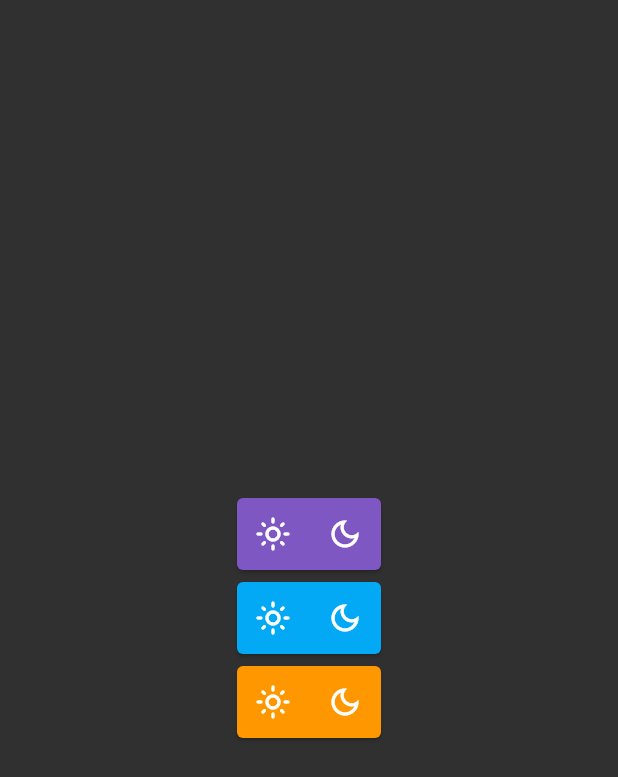
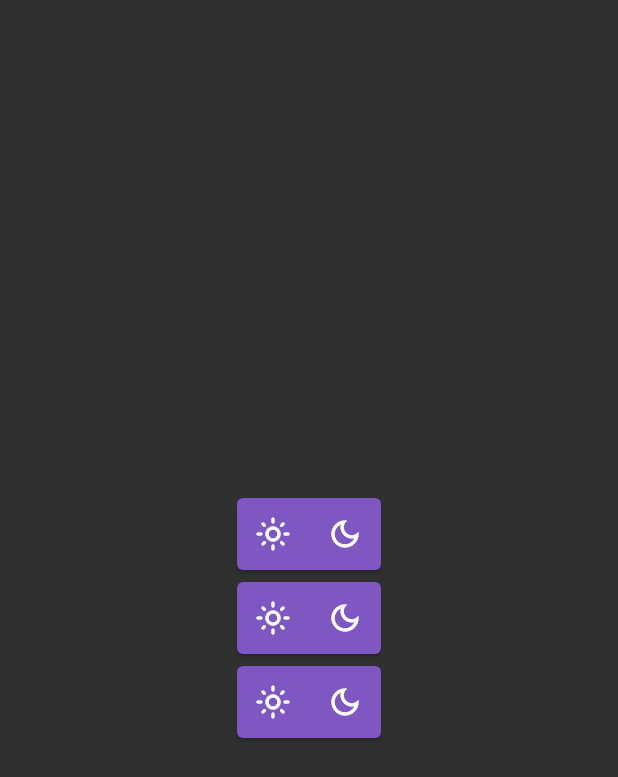
Before and after one commit to FlutterTeamOne/flutter_chat_app, a Flutter app: the SettingsPage screen opened by its route, on a phone screen of 412 x 824 dp. Shown: the top 777 px of the screen. Run offline on Flutter 3.47's test engine with Material 2 defaults, Android fonts, the phone set to English and light mode, and no system bars; our stand-ins replace bloc, connectivity_plus, equatable, flutter_bloc, grouped_list, shared_preferences and 3 more; missing offline and left inert: grpc, protobuf, window_size; accounts and stored records are empty.

Commit message:
add custom colors to all themes

```diff
--- a/lib/modules/style_manager/themes/custom_themes.dart
+++ b/lib/modules/style_manager/themes/custom_themes.dart
@@ -2,10 +2,10 @@ import 'package:flutter/material.dart';
 
 class CustomTheme {
   ThemeData lightThemeDeepPurple = ThemeData(
-      brightness: Brightness.light,
+      // brightness: Brightness.light,
       // primarySwatch: Colors.deepPurple,
       colorScheme: ColorScheme(
-          brightness: Brightness.dark,
+          brightness: Brightness.light,
           primary: Color(0xFF7E57C2),
           onPrimary: Color(0xFF594280),
           secondary: Colors.tealAccent.shade100,
@@ -17,7 +17,7 @@ class CustomTheme {
           surface: Color(0xFFDBD8D8),
           onSurface: Color(0xFFFFFFFF)));
   ThemeData darkThemeDeepPurple = ThemeData(
-      brightness: Brightness.dark,
+      // brightness: Brightness.dark,
       // primarySwatch: Colors.deepPurple,
       //  primaryColor: Color(0xFF7E57C2),
       colorScheme: ColorScheme(
@@ -31,23 +31,75 @@ class CustomTheme {
           background: Color(0xFFE0E0E0),
           onBackground: Color(0xFFE0E0E0),
           surface: Color(0xFFDBD8D8),
-          onSurface: Color(0xFFFFFFFF)));
+          onSurface: Color(0xFFFFFFFF)),
+
+
+  );
 
   ThemeData darkThemeLightBlue = ThemeData(
-    brightness: Brightness.dark,
-    primarySwatch: Colors.lightBlue,
+    // brightness: Brightness.dark,
+    // primarySwatch: Colors.lightBlue,
+    colorScheme: ColorScheme(
+        brightness: Brightness.dark,
+        primary: Color(0xFF7E57C2),
+        onPrimary: Color(0xFF594280),
+        secondary: Colors.tealAccent.shade100,
+        onSecondary: Color(0xFFF44336),
+        error: Colors.redAccent,
+        onError: Colors.red,
+        background: Color(0xFFE0E0E0),
+        onBackground: Color(0xFFE0E0E0),
+        surface: Color(0xFFDBD8D8),
+        onSurface: Color(0xFFFFFFFF)),
+
   );
   ThemeData lightThemeLightBlue = ThemeData(
-    brightness: Brightness.light,
-    primarySwatch: Colors.lightBlue,
+    // brightness: Brightness.light,
+    // primarySwatch: Colors.lightBlue,
+    colorScheme: ColorScheme(
+        brightness: Brightness.light,
+        primary: Color(0xFF7E57C2),
+        onPrimary: Color(0xFF594280),
+        secondary: Colors.tealAccent.shade100,
+        onSecondary: Color(0xFFF44336),
+        error: Colors.redAccent,
+        onError: Colors.red,
+        background: Color(0xFFE0E0E0),
+        onBackground: Color(0xFFE0E0E0),
+        surface: Color(0xFFDBD8D8),
+        onSurface: Color(0xFFFFFFFF)),
   );
 
   ThemeData darkThemeOrange = ThemeData(
-    brightness: Brightness.dark,
-    primarySwatch: Colors.orange,
+    // brightness: Brightness.dark,
+    // primarySwatch: Colors.orange,
+    colorScheme: ColorScheme(
+        brightness: Brightness.dark,
+        primary: Color(0xFF7E57C2),
+        onPrimary: Color(0xFF594280),
+        secondary: Colors.tealAccent.shade100,
+        onSecondary: Color(0xFFF44336),
+        error: Colors.redAccent,
+        onError: Colors.red,
+        background: Color(0xFFE0E0E0),
+        onBackground: Color(0xFFE0E0E0),
+        surface: Color(0xFFDBD8D8),
+        onSurface: Color(0xFFFFFFFF)),
   );
   ThemeData lightThemeOrange = ThemeData(
-    brightness: Brightness.light,
-    primarySwatch: Colors.orange,
+    // brightness: Brightness.light,
+    // primarySwatch: Colors.orange,
+    colorScheme: ColorScheme(
+        brightness: Brightness.light,
+        primary: Color(0xFF7E57C2),
+        onPrimary: Color(0xFF594280),
+        secondary: Colors.tealAccent.shade100,
+        onSecondary: Color(0xFFF44336),
+        error: Colors.redAccent,
+        onError: Colors.red,
+        background: Color(0xFFE0E0E0),
+        onBackground: Color(0xFFE0E0E0),
+        surface: Color(0xFFDBD8D8),
+        onSurface: Color(0xFFFFFFFF)),
   );
 }
--- a/lib/ui/widgets/asap_page/widgets/app_card.dart
+++ b/lib/ui/widgets/asap_page/widgets/app_card.dart
@@ -25,6 +25,7 @@ class AppCardWidget extends StatelessWidget {
         padding: const EdgeInsets.symmetric(horizontal: 10, vertical: 5),
         child: SelectableText(
           message,
+
         ),
       ),
     );
```
Also changed, not shown: lib/ui/widgets/asap_page/widgets/message_cards/my_message_card.dart (+7 -7 lines).
